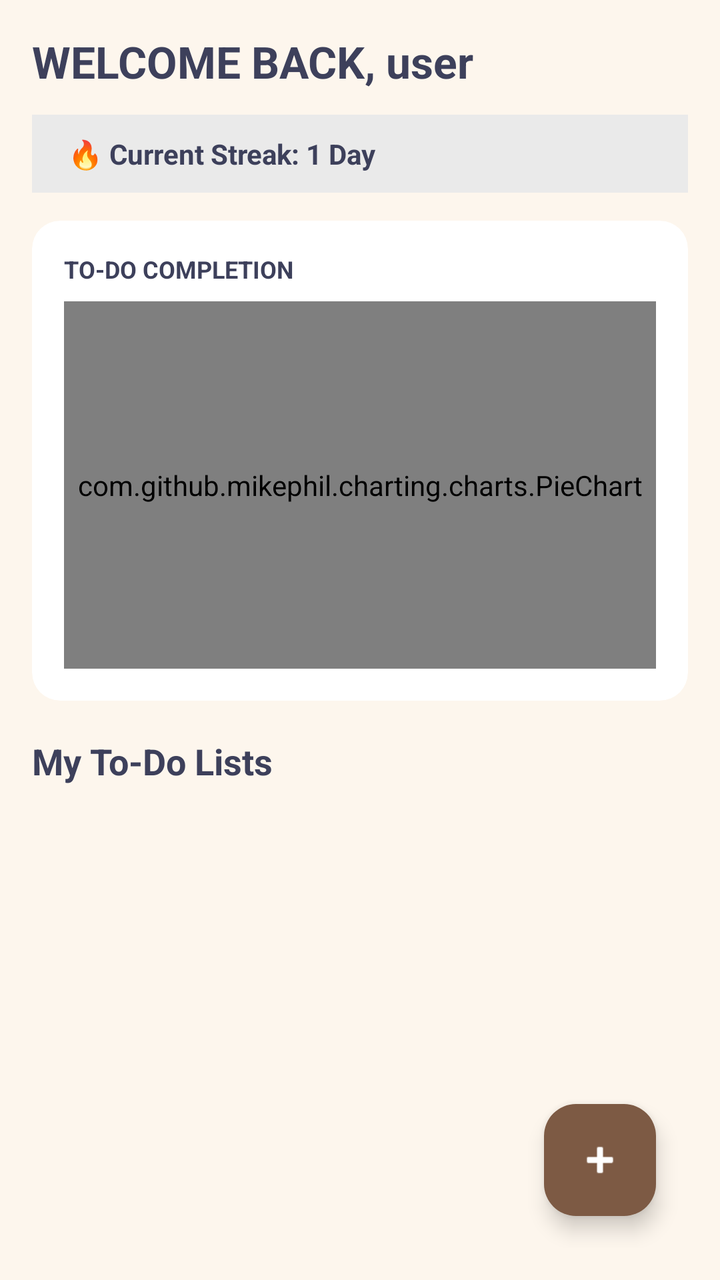
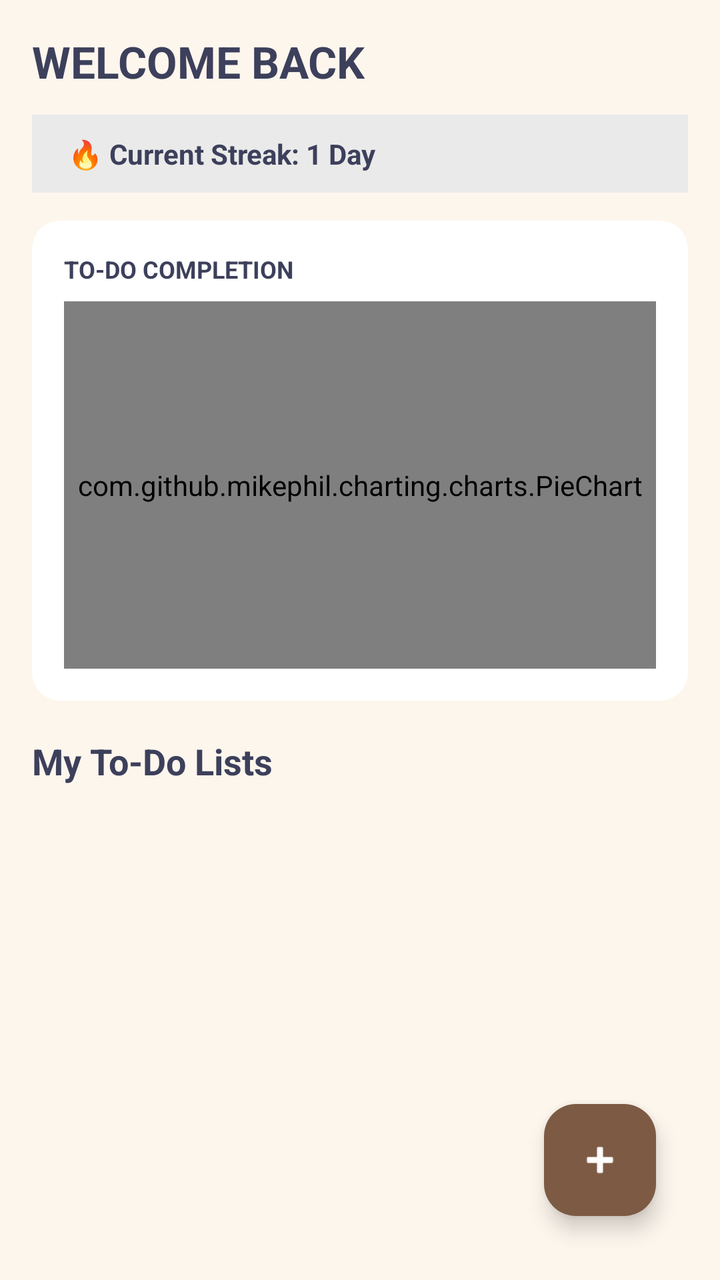

The first picture is an Android layout as it rendered before a commit; the second is the same layout after the commit. The layout source and the unified diff follow.
<!-- AndroidManifest.xml: application theme Theme.ProjectStudyBuddy1 -->
<!-- res/layout/fragment_dashboard.xml -->
<?xml version="1.0" encoding="utf-8"?>
<androidx.constraintlayout.widget.ConstraintLayout xmlns:android="http://schemas.android.com/apk/res/android"
    xmlns:app="http://schemas.android.com/apk/res-auto"
    android:layout_width="match_parent"
    android:layout_height="match_parent"
    android:background="@color/bg_cream"
    android:padding="16dp">

    <androidx.constraintlayout.widget.ConstraintLayout
        android:id="@+id/panelTaskListView"
        android:layout_width="match_parent"
        android:layout_height="match_parent"
        android:visibility="visible">

        <TextView
            android:id="@+id/tvWelcomeUserHeader"
            android:layout_width="wrap_content"
            android:layout_height="wrap_content"
            android:text="WELCOME BACK, user"
            android:textStyle="bold"
            android:textSize="22sp"
            android:textColor="@color/text_dark"
            app:layout_constraintTop_toTopOf="parent"
            app:layout_constraintStart_toStartOf="parent"/>

        <LinearLayout
            android:id="@+id/layoutStreakTrackerBar"
            android:layout_width="match_parent"
            android:layout_height="wrap_content"
            android:orientation="horizontal"
            android:gravity="center_vertical"
            android:background="#EAEAEA"
            android:padding="10dp"
            android:layout_marginTop="12dp"
            app:layout_constraintTop_toBottomOf="@id/tvWelcomeUserHeader"
            app:layout_constraintStart_toStartOf="parent"
            app:layout_constraintEnd_toEndOf="parent">

            <TextView
                android:id="@+id/tvStreakCountLabel"
                android:layout_width="wrap_content"
                android:layout_height="wrap_content"
                android:text="🔥 Current Streak: 1 Day"
                android:textStyle="bold"
                android:textColor="#3D405B"
                android:textSize="14sp"
                android:layout_marginStart="8dp"/>
        </LinearLayout>

        <androidx.cardview.widget.CardView
            android:id="@+id/cardProgressMeter"
            android:layout_width="match_parent"
            android:layout_height="240dp"
            android:layout_marginTop="14dp"
            app:cardCornerRadius="14dp"
            app:cardElevation="0dp"
            app:cardBackgroundColor="@android:color/white"
            app:layout_constraintTop_toBottomOf="@id/layoutStreakTrackerBar"
            app:layout_constraintStart_toStartOf="parent"
            app:layout_constraintEnd_toEndOf="parent">

            <LinearLayout
                android:layout_width="match_parent"
                android:layout_height="match_parent"
                android:orientation="vertical"
                android:padding="16dp">

                <TextView
                    android:layout_width="wrap_content"
                    android:layout_height="wrap_content"
                    android:text="TO-DO COMPLETION"
                    android:textStyle="bold"
                    android:textSize="12sp"
                    android:textColor="@color/text_dark"
                    android:layout_marginBottom="8dp"/>

                <com.github.mikephil.charting.charts.PieChart
                    android:id="@+id/todoPieChart"
                    android:layout_width="match_parent"
                    android:layout_height="match_parent" />
            </LinearLayout>
        </androidx.cardview.widget.CardView>

        <TextView
            android:id="@+id/tvTaskHeader"
            android:layout_width="wrap_content"
            android:layout_height="wrap_content"
            android:text="My To-Do Lists"
            android:textStyle="bold"
            android:textSize="18sp"
            android:textColor="@color/text_dark"
            android:layout_marginTop="18dp"
            app:layout_constraintTop_toBottomOf="@id/cardProgressMeter"
            app:layout_constraintStart_toStartOf="parent"/>

        <androidx.recyclerview.widget.RecyclerView
            android:id="@+id/rvMasterTasks"
            android:layout_width="match_parent"
            android:layout_height="0dp"
            android:layout_marginTop="12dp"
            app:layout_constraintTop_toBottomOf="@id/tvTaskHeader"
            app:layout_constraintBottom_toBottomOf="parent"
            app:layout_constraintStart_toStartOf="parent"
            app:layout_constraintEnd_toEndOf="parent"/>

        <com.google.android.material.floatingactionbutton.FloatingActionButton
            android:id="@+id/fabCreateList"
            android:layout_width="wrap_content"
            android:layout_height="wrap_content"
            android:src="@android:drawable/ic_input_add"
            android:contentDescription="Create"
            android:backgroundTint="@color/accent_brown"
            app:tint="@android:color/white"
            android:layout_margin="16dp"
            app:layout_constraintBottom_toBottomOf="parent"
            app:layout_constraintEnd_toEndOf="parent"/>
    </androidx.constraintlayout.widget.ConstraintLayout>

    <androidx.cardview.widget.CardView
        android:id="@+id/cardKeepEditor"
        android:layout_width="match_parent"
        android:layout_height="wrap_content"
        app:cardCornerRadius="8dp"
        app:cardElevation="8dp"
        android:visibility="gone"
        app:layout_constraintTop_toTopOf="parent"
        app:layout_constraintBottom_toBottomOf="parent"
        app:layout_constraintStart_toStartOf="parent"
        app:layout_constraintEnd_toEndOf="parent">

        <LinearLayout
            android:layout_width="match_parent"
            android:layout_height="wrap_content"
            android:orientation="vertical"
            android:background="@android:color/white"
            android:padding="16dp">

            <RelativeLayout
                android:layout_width="match_parent"
                android:layout_height="wrap_content">
                <EditText
                    android:id="@+id/etNoteMainTitle"
                    android:layout_width="240dp"
                    android:layout_height="wrap_content"
                    android:hint="Title"
                    android:textStyle="bold"
                    android:textSize="18sp"
                    android:textColor="@color/text_dark"
                    android:background="@android:color/transparent"
                    android:importantForAutofill="no"
                    android:inputType="textCapSentences"/>
            </RelativeLayout>

            <androidx.recyclerview.widget.RecyclerView
                android:id="@+id/rvNestedChecklist"
                android:layout_width="match_parent"
                android:layout_height="wrap_content"
                android:layout_marginTop="16dp"/>

            <LinearLayout
                android:id="@+id/layoutAddListItemTrigger"
                android:layout_width="match_parent"
                android:layout_height="40dp"
                android:orientation="horizontal"
                android:gravity="center_vertical"
                android:clickable="true"
                android:focusable="true"
                android:layout_marginTop="8dp">
                <ImageView
                    android:layout_width="20dp"
                    android:layout_height="20dp"
                    android:src="@android:drawable/ic_input_add"
                    android:contentDescription="Add item"
                    app:tint="@android:color/darker_gray"/>
                <TextView
                    android:layout_width="wrap_content"
                    android:layout_height="wrap_content"
                    android:text="List item"
                    android:textColor="@android:color/darker_gray"
                    android:textSize="14sp"
                    android:layout_marginStart="12dp"/>
            </LinearLayout>

            <View
                android:layout_width="match_parent"
                android:layout_height="1dp"
                android:background="#E0E0E0"
                android:layout_marginTop="24dp"/>

            <RelativeLayout
                android:layout_width="match_parent"
                android:layout_height="wrap_content"
                android:layout_marginTop="12dp">
                <TextView
                    android:id="@+id/tvEditedTimestamp"
                    android:layout_width="wrap_content"
                    android:layout_height="wrap_content"
                    android:text="Edited Just Now"
                    android:textColor="@android:color/darker_gray"
                    android:textSize="11sp"/>
                <Button
                    android:id="@+id/btnKeepCloseAndSave"
                    android:layout_width="wrap_content"
                    android:layout_height="wrap_content"
                    android:text="Close"
                    android:layout_alignParentEnd="true"
                    style="@style/Widget.AppCompat.Button.Borderless"/>
            </RelativeLayout>
        </LinearLayout>
    </androidx.cardview.widget.CardView>
</androidx.constraintlayout.widget.ConstraintLayout>
<!-- resources referenced by this layout -->
<resources>
  <color name="accent_brown">#7D5A44</color>
  <color name="bg_cream">#FDF6ED</color>
  <color name="text_dark">#3D405B</color>
  <style name="Theme.ProjectStudyBuddy1" parent="Theme.Material3.DayNight.NoActionBar">
          <item name="colorPrimary">@color/accent_brown</item>
          <item name="colorPrimaryDark">@color/accent_brown</item>
          <item name="colorAccent">@color/accent_orange</item>
  
          <item name="android:windowBackground">@color/bg_cream</item>
          <item name="android:colorBackground">@color/bg_cream</item>
  
          <item name="android:statusBarColor">@color/bg_cream</item>
          <item name="android:windowLightStatusBar">true</item>
  
          <item name="colorSurface">@color/card_white</item>
          <item name="colorOnSurface">@color/text_dark</item>
      </style>
  <color name="accent_orange">#E07A5F</color>
  <color name="card_white">#FFFFFF</color>
</resources>

<!-- the commit's change to res/layout/fragment_dashboard.xml (unified diff, before → after) -->
@@ -1,6 +1,7 @@
 <?xml version="1.0" encoding="utf-8"?>
 <androidx.constraintlayout.widget.ConstraintLayout xmlns:android="http://schemas.android.com/apk/res/android"
     xmlns:app="http://schemas.android.com/apk/res-auto"
+    xmlns:tools="http://schemas.android.com/tools"
     android:layout_width="match_parent"
     android:layout_height="match_parent"
     android:background="@color/bg_cream"
@@ -16,12 +17,13 @@
             android:id="@+id/tvWelcomeUserHeader"
             android:layout_width="wrap_content"
             android:layout_height="wrap_content"
-            android:text="WELCOME BACK, user"
+            android:text="WELCOME BACK"
             android:textStyle="bold"
             android:textSize="22sp"
             android:textColor="@color/text_dark"
             app:layout_constraintTop_toTopOf="parent"
-            app:layout_constraintStart_toStartOf="parent"/>
+            app:layout_constraintStart_toStartOf="parent"
+            tools:ignore="HardcodedText" />
 
         <LinearLayout
             android:id="@+id/layoutStreakTrackerBar"
@@ -44,7 +46,8 @@
                 android:textStyle="bold"
                 android:textColor="#3D405B"
                 android:textSize="14sp"
-                android:layout_marginStart="8dp"/>
+                android:layout_marginStart="8dp"
+                tools:ignore="HardcodedText" />
         </LinearLayout>
 
         <androidx.cardview.widget.CardView
@@ -72,7 +75,8 @@
                     android:textStyle="bold"
                     android:textSize="12sp"
                     android:textColor="@color/text_dark"
-                    android:layout_marginBottom="8dp"/>
+                    android:layout_marginBottom="8dp"
+                    tools:ignore="HardcodedText" />
 
                 <com.github.mikephil.charting.charts.PieChart
                     android:id="@+id/todoPieChart"
@@ -91,7 +95,8 @@
             android:textColor="@color/text_dark"
             android:layout_marginTop="18dp"
             app:layout_constraintTop_toBottomOf="@id/cardProgressMeter"
-            app:layout_constraintStart_toStartOf="parent"/>
+            app:layout_constraintStart_toStartOf="parent"
+            tools:ignore="HardcodedText" />
 
         <androidx.recyclerview.widget.RecyclerView
             android:id="@+id/rvMasterTasks"
@@ -113,7 +118,8 @@
             app:tint="@android:color/white"
             android:layout_margin="16dp"
             app:layout_constraintBottom_toBottomOf="parent"
-            app:layout_constraintEnd_toEndOf="parent"/>
+            app:layout_constraintEnd_toEndOf="parent"
+            tools:ignore="HardcodedText" />
     </androidx.constraintlayout.widget.ConstraintLayout>
 
     <androidx.cardview.widget.CardView
@@ -148,7 +154,8 @@
                     android:textColor="@color/text_dark"
                     android:background="@android:color/transparent"
                     android:importantForAutofill="no"
-                    android:inputType="textCapSentences"/>
+                    android:inputType="textCapSentences"
+                    tools:ignore="HardcodedText" />
             </RelativeLayout>
 
             <androidx.recyclerview.widget.RecyclerView
@@ -171,14 +178,16 @@
                     android:layout_height="20dp"
                     android:src="@android:drawable/ic_input_add"
                     android:contentDescription="Add item"
-                    app:tint="@android:color/darker_gray"/>
+                    app:tint="@android:color/darker_gray"
+                    tools:ignore="HardcodedText" />
                 <TextView
                     android:layout_width="wrap_content"
                     android:layout_height="wrap_content"
                     android:text="List item"
                     android:textColor="@android:color/darker_gray"
                     android:textSize="14sp"
-                    android:layout_marginStart="12dp"/>
+                    android:layout_marginStart="12dp"
+                    tools:ignore="HardcodedText" />
             </LinearLayout>
 
             <View
@@ -197,14 +206,16 @@
                     android:layout_height="wrap_content"
                     android:text="Edited Just Now"
                     android:textColor="@android:color/darker_gray"
-                    android:textSize="11sp"/>
+                    android:textSize="11sp"
+                    tools:ignore="HardcodedText" />
                 <Button
                     android:id="@+id/btnKeepCloseAndSave"
                     android:layout_width="wrap_content"
                     android:layout_height="wrap_content"
                     android:text="Close"
                     android:layout_alignParentEnd="true"
-                    style="@style/Widget.AppCompat.Button.Borderless"/>
+                    style="@style/Widget.AppCompat.Button.Borderless"
+                    tools:ignore="HardcodedText" />
             </RelativeLayout>
         </LinearLayout>
     </androidx.cardview.widget.CardView>
